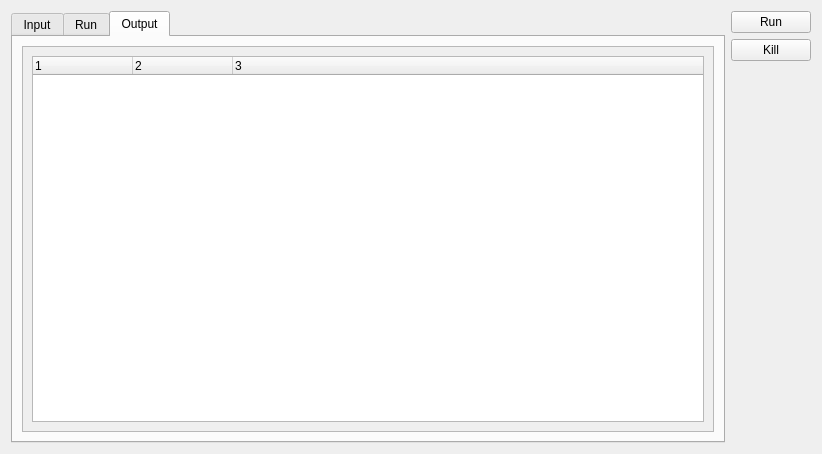
First picture: the form in src/workbench/analysisform.ui, repository hkroeger/insightcae, before the edit.
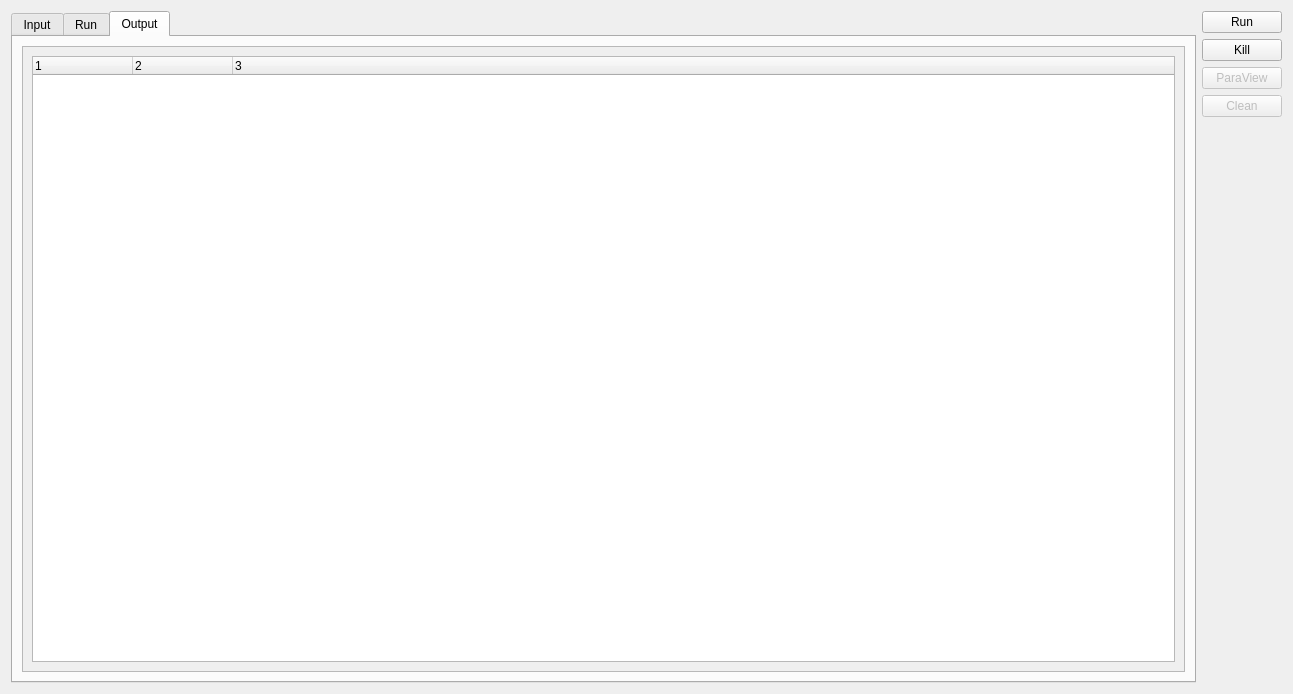
Second picture: the form after the edit. The open tabs and pages were chosen to show the change.

What changed in the file:
```diff
--- a/src/workbench/analysisform.ui
+++ b/src/workbench/analysisform.ui
@@ -6,8 +6,8 @@
    <rect>
     <x>0</x>
     <y>0</y>
-    <width>822</width>
-    <height>454</height>
+    <width>1293</width>
+    <height>694</height>
    </rect>
   </property>
   <layout class="QHBoxLayout" name="horizontalLayout">
@@ -43,8 +43,8 @@
            <rect>
             <x>0</x>
             <y>0</y>
-            <width>692</width>
-            <height>380</height>
+            <width>668</width>
+            <height>368</height>
            </rect>
           </property>
           <layout class="QHBoxLayout" name="horizontalLayout_2">
@@ -109,6 +109,29 @@
        </property>
       </widget>
      </item>
+     <item>
+      <widget class="QPushButton" name="paraviewbtn">
+       <property name="enabled">
+        <bool>false</bool>
+       </property>
+       <property name="text">
+        <string>ParaView</string>
+       </property>
+       <property name="flat">
+        <bool>false</bool>
+       </property>
+      </widget>
+     </item>
+     <item>
+      <widget class="QPushButton" name="cleanbtn">
+       <property name="enabled">
+        <bool>false</bool>
+       </property>
+       <property name="text">
+        <string>Clean</string>
+       </property>
+      </widget>
+     </item>
      <item>
       <spacer name="verticalSpacer">
        <property name="orientation">
```
